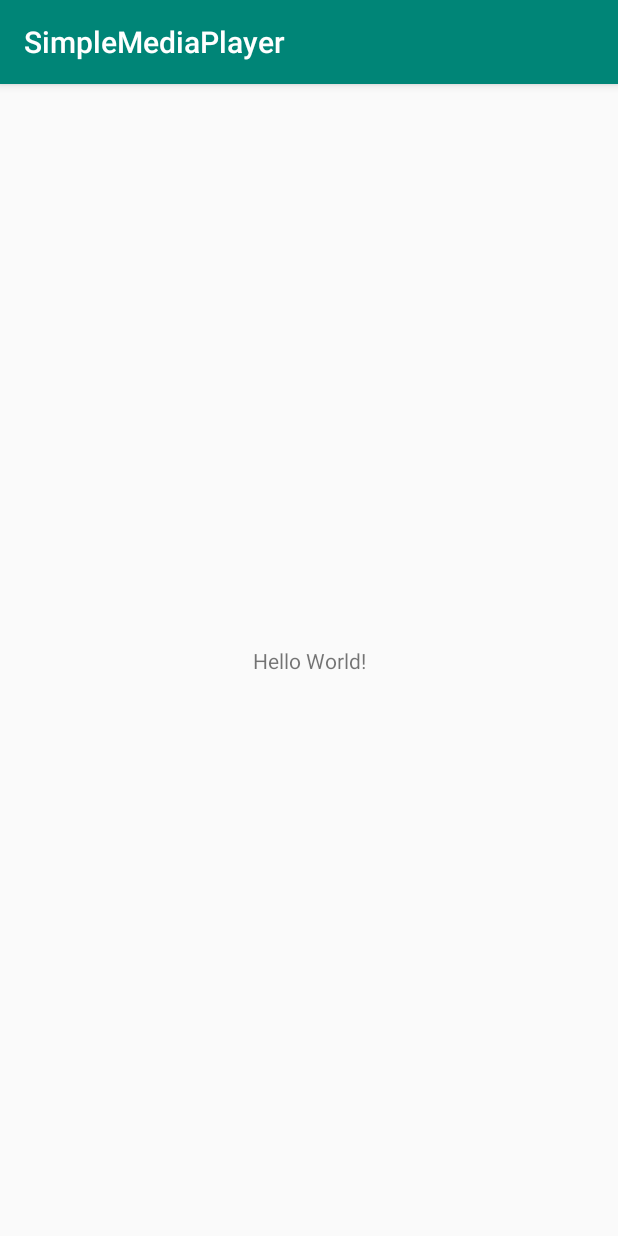
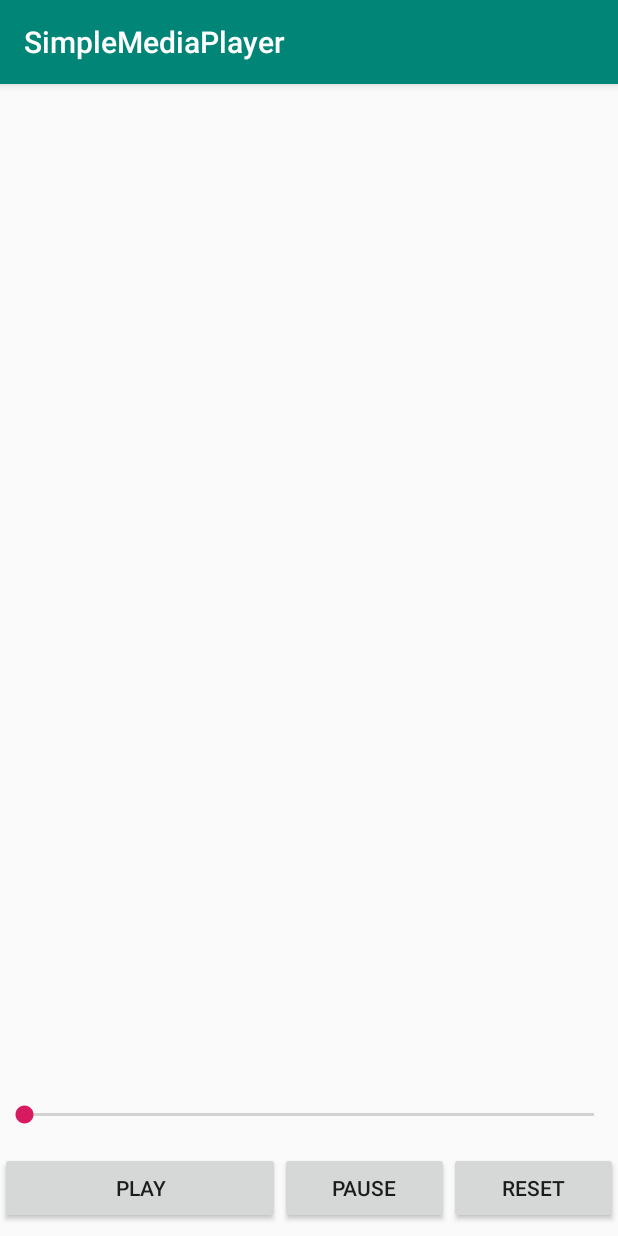
Before and after one commit to naoele/SimpleMediaPlayer, an Android app: the screen it shows after launch (MainActivity), on a phone screen of 412 x 824 dp. Run offline under Robolectric (Android 15) with nearby library versions, the phone set to English and light mode, and no system bars.

Commit message:
[update] 音楽プレイヤーっぽいレイアウト修正

```diff
--- a/app/src/main/res/layout/activity_main.xml
+++ b/app/src/main/res/layout/activity_main.xml
@@ -1,18 +1,65 @@
 <?xml version="1.0" encoding="utf-8"?>
-<androidx.constraintlayout.widget.ConstraintLayout xmlns:android="http://schemas.android.com/apk/res/android"
+<LinearLayout xmlns:android="http://schemas.android.com/apk/res/android"
     xmlns:app="http://schemas.android.com/apk/res-auto"
     xmlns:tools="http://schemas.android.com/tools"
     android:layout_width="match_parent"
     android:layout_height="match_parent"
+    android:orientation="vertical"
     tools:context=".MainActivity">
 
-    <TextView
-        android:layout_width="wrap_content"
+    <ScrollView
+        android:id="@+id/scroll_container"
+        android:layout_width="match_parent"
+        android:layout_height="match_parent"
+        android:layout_margin="8dp"
+        android:layout_weight="1">
+
+        <TextView
+            android:id="@+id/text_debug"
+            android:layout_width="match_parent"
+            android:layout_height="wrap_content"
+            android:fontFamily="monospace"
+            android:textSize="12sp"
+            android:textAppearance="@style/TextAppearance.AppCompat.Medium"/>
+
+    </ScrollView>
+
+    <SeekBar
+        android:id="@+id/seekbar_audio"
+        android:layout_width="match_parent"
         android:layout_height="wrap_content"
-        android:text="Hello World!"
-        app:layout_constraintBottom_toBottomOf="parent"
-        app:layout_constraintLeft_toLeftOf="parent"
-        app:layout_constraintRight_toRightOf="parent"
-        app:layout_constraintTop_toTopOf="parent" />
+        android:layout_marginBottom="16dp"
+        android:layout_marginTop="16dp"/>
 
-</androidx.constraintlayout.widget.ConstraintLayout>
+    <LinearLayout
+        android:layout_width="match_parent"
+        android:layout_height="wrap_content"
+        android:layout_marginBottom="8dp"
+        android:gravity="center_horizontal"
+        android:orientation="horizontal">
+
+        <Button
+            android:id="@+id/button_play"
+            android:layout_width="wrap_content"
+            android:layout_height="wrap_content"
+            android:layout_weight="4"
+            android:text="Play"/>
+
+        <Button
+            android:id="@+id/button_pause"
+            android:layout_width="wrap_content"
+            android:layout_height="wrap_content"
+            android:layout_weight="1"
+            android:text="Pause"/>
+
+        <Button
+            android:id="@+id/button_reset"
+            android:layout_width="wrap_content"
+            android:layout_height="wrap_content"
+            android:layout_weight="1"
+            android:text="Reset"/>
+
+    </LinearLayout>
+
+
+</LinearLayout>
```
